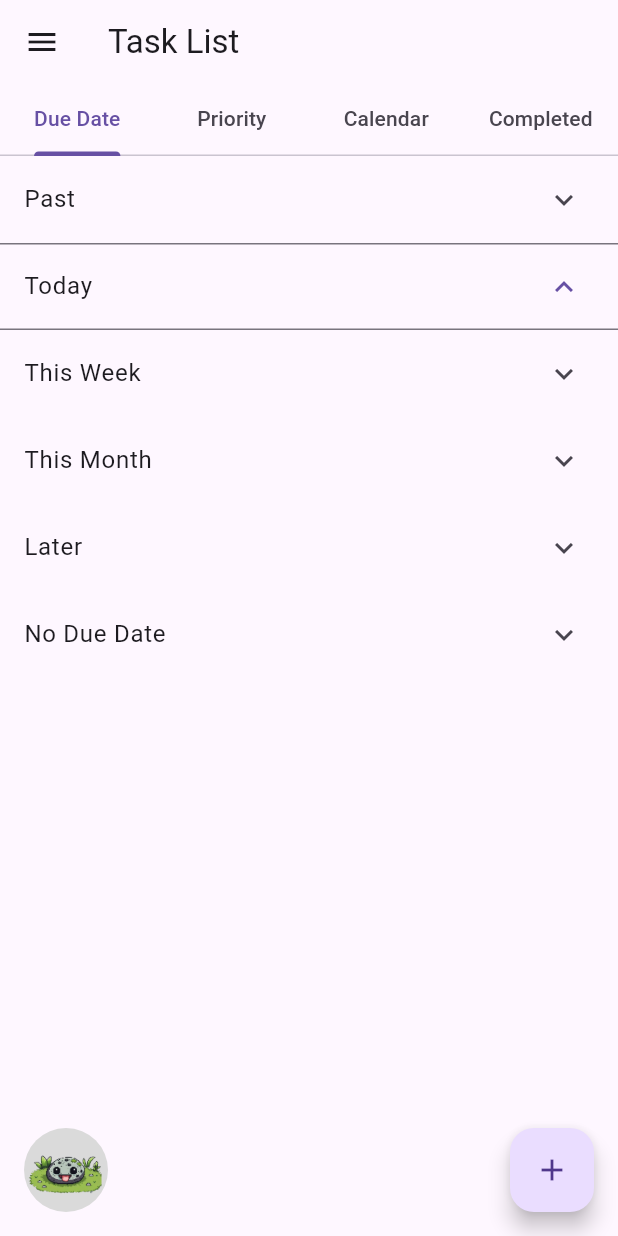
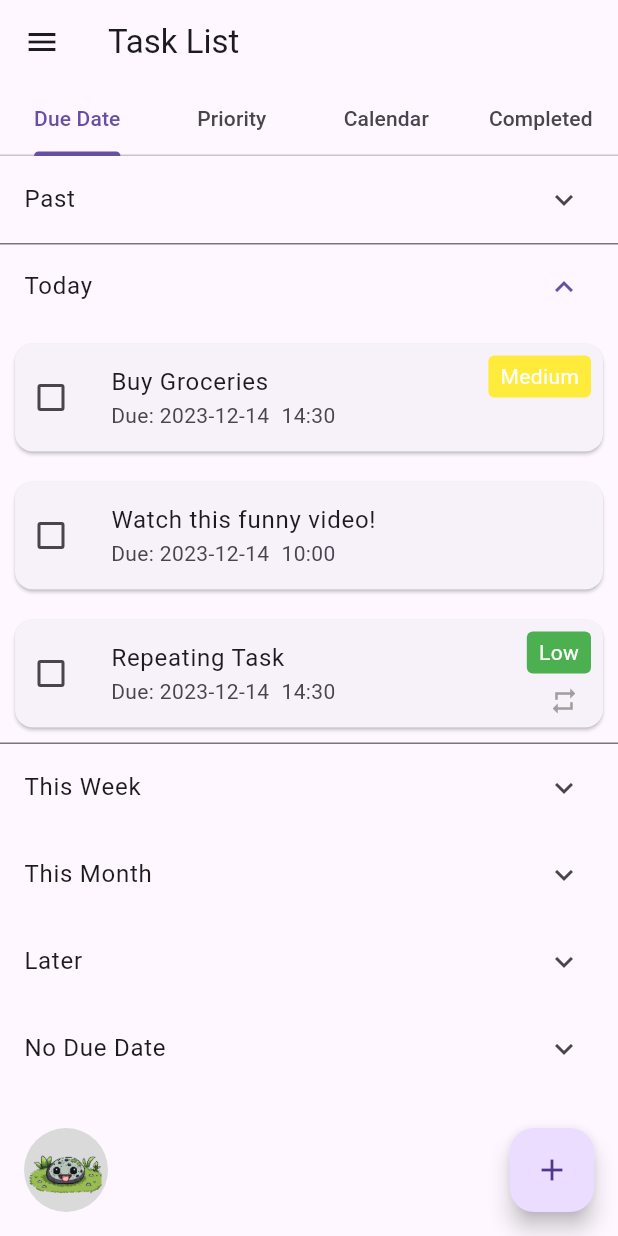
Before and after one commit to Team-1-Seoultech-Adv-SoftEng-2023/Glenn, a Flutter app: the screen it shows after launch, on a phone screen of 412 x 824 dp. Run offline on Flutter 3.47's test engine with Material 3 defaults, Android fonts, the phone set to English and light mode, and no system bars; our stand-ins replace file_picker, fl_chart, flare_flutter, open_file, permission_handler, table_calendar.

Commit message:
final demo

```diff
--- a/lib/main.dart
+++ b/lib/main.dart
@@ -25,52 +25,9 @@ import 'fields/self_care_field.dart';
 import 'task/self_care_tasks.dart';
 import 'self_care_popup.dart';
 import 'dart:math'; // Import the dart:math library for Random
+import 'task/progress_history.dart';
 
-//List<Map<String, dynamic>> progressHistory = [];
-List<Map<String, dynamic>> progressHistory = [
-  {
-    'date': DateTime(2023, 8, 15),
-    'scoreChange': -1,
-  },
-  {
-    'date': DateTime(2023, 9, 5),
-    'scoreChange': 1,
-  },
-  {
-    'date': DateTime(2023, 9, 15),
-    'scoreChange': 1,
-  },
-  {
-    'date': DateTime(2023, 10, 16),
-    'scoreChange': 1,
-  },
-  {
-    'date': DateTime(2023, 10, 5),
-    'scoreChange': -1,
-  },
-  {
-    'date': DateTime(2023, 10, 20),
-    'scoreChange': 1,
-  },
-  {
-    'date': DateTime(2023, 11, 5),
-    'scoreChange': 1,
-  },
-  {
-    'date': DateTime(2023, 11, 12),
-    'scoreChange': 1,
-  },
-  {
-    'date': DateTime(2023, 11, 17),
-    'scoreChange': 1,
-  },
-  {
-    'date': DateTime(2023, 12, 13),
-    'scoreChange': 1,
-  },
-];
-
-double overallScore = 10.0;
+double overallScore = 4.0;
 
 extension IterableExtensions<E> on Iterable<E> {
   E? get firstOrNull {
@@ -119,6 +76,7 @@ class MyAppState extends State<MyApp> with SingleTickerProviderStateMixin {
       GlobalKey<DueDateListViewState>();
 
   List<Task> incompleteTasks = [];
+  List<Task> subTasks = [];
 
   // Callback function to update overallScore
   void updateOverallScore(double newScore) {
@@ -140,8 +98,13 @@ class MyAppState extends State<MyApp> with SingleTickerProviderStateMixin {
 
       incompleteTasks = tasks.where((task) => !task.isComplete).toList();
 
+      subTasks = tasks.where((t) => t.parentId != '').toList();
+
       final bool isNewTaskSelfCare =
           newTask.fields.any((field) => field is SelfCareField);
+
+      final bool isRepeatedTask =
+          newTask.repeatingId != '' && newTask.repeatingId != newTask.id;
 
       final bool hasSelfCareTasksForToday = tasks.any((task) {
         if (task.hasDueDate && task.isSelfCare) {
@@ -154,13 +117,8 @@ class MyAppState extends State<MyApp> with SingleTickerProviderStateMixin {
         return false;
       });
 
-      if (!isNewTaskSelfCare && !hasSelfCareTasksForToday) {
-        print("recommending task");
+      if (!isNewTaskSelfCare && !hasSelfCareTasksForToday && !isRepeatedTask) {
         _showSelfCareRecommendationPopup(context);
-      } else {
-        print("no self care recommendation");
-        print(isNewTaskSelfCare);
-        print(hasSelfCareTasksForToday);
       }
 
       // Reload the page when a new task is created
@@ -215,12 +173,15 @@ class MyAppState extends State<MyApp> with SingleTickerProviderStateMixin {
     _tabController.addListener(_handleTabChange);
     // Filter the initial list of tasks to show only incomplete tasks
     incompleteTasks = widget.tasks.where((task) => !task.isComplete).toList();
+    subTasks = tasks.where((t) => t.parentId != '').toList();
   }
 
   void _updateTaskCompletionStatus(Task task, bool isComplete) {
     setState(() {
       task.isComplete = isComplete;
-      incompleteTasks.remove(task);
+      if (task.parentId == '') {
+        incompleteTasks.remove(task);
+      }
 
       if (kDebugMode) {
         print("Updated");
@@ -354,7 +315,7 @@ class MyAppState extends State<MyApp> with SingleTickerProviderStateMixin {
               children: [
                 DueDateListView(
                   key: dueDateListViewKey,
-                  tasks: incompleteTasks,
+                  tasks: [...incompleteTasks, ...subTasks],
                   updateTaskCompletionStatus: _updateTaskCompletionStatus,
                   onTaskUpdated: handleTaskUpdated,
                   onTaskCreated: handleTaskCreated,
--- a/lib/task/collapsible_task_list.dart
+++ b/lib/task/collapsible_task_list.dart
@@ -50,7 +50,6 @@ class CollapsibleTaskListState extends State<CollapsibleTaskList> {
       widget.tasks.removeWhere((task) => task == completedTask);
     });
   }
-
 @override
 Widget build(BuildContext context) {
   return ExpansionTile(
@@ -60,13 +59,19 @@ class CollapsibleTaskListState extends State<CollapsibleTaskList> {
     children: [
       Container(
         constraints: BoxConstraints(
-            maxHeight: 300,
+          maxHeight: 400,
         ),
         child: ListView.builder(
           shrinkWrap: true,
           itemCount: widget.tasks.length,
           itemBuilder: (context, index) {
             final task = widget.tasks[index];
+
+            // Skip tasks with a non-empty parentId
+            if (task.parentId != '') {
+              return Container();
+            }
+
             return TaskCard(
               task: task,
               allTasks: widget.tasks,
@@ -88,4 +93,5 @@ class CollapsibleTaskListState extends State<CollapsibleTaskList> {
     ],
   );
 }
+
 }
--- a/lib/task/default_tasks.dart
+++ b/lib/task/default_tasks.dart
@@ -7,12 +7,12 @@ import '../fields/priority_field.dart';
 final List<Task> tasks = [
   Task(
     id: '1',
-    name: 'Task with Due Date and Priority',
+    name: 'Buy Groceries',
     description: 'This task has both due date and priority',
     parentId: '',
     fields: [
       DueDateField(
-        dueDateTime: DateTime(2023, 12, 12, 14, 30),
+        dueDateTime: DateTime(2023, 12, 14, 14, 30),
       ),
       PriorityField(priority: 2), // Medium priority
     ],
@@ -22,17 +22,17 @@ final List<Task> tasks = [
   ),
   Task(
     id: '2',
-    name: 'Task with a future Due Date Only',
+    name: 'Watch this funny video!',
     description: 'https://www.youtube.com/',
     parentId: '',
     fields: [
-      DueDateField(dueDateTime: DateTime(2023, 12, 24, 10, 00)),
+      DueDateField(dueDateTime: DateTime(2023, 12, 14, 10, 00)),
     ],
     filePaths: [],
   ),
   Task(
     id: '3',
-    name: 'Task with Priority Only',
+    name: 'Pay Bills!',
     description: 'This task has only a priority',
     parentId: '',
     fields: [
@@ -42,14 +42,34 @@ final List<Task> tasks = [
   ),
   Task(
     id: '4',
-    name: 'Task with No Due Date or Priority',
+    name: 'Project Assignment!',
     description: 'This task has neither due date nor priority',
     parentId: '',
-    fields: [],
+    fields: [
+      DueDateField(dueDateTime: DateTime(2023, 12, 18, 10, 00)),
+    ],
+  ),
+  Task(
+    id: '400',
+    name: 'Complete Report!',
+    description: 'write in docs',
+    parentId: '4',
+    fields: [
+      DueDateField(dueDateTime: DateTime(2023, 12, 18, 10, 00)),
+    ],
+  ),
+  Task(
+    id: '401',
+    name: 'Write Code!',
+    description: 'This task has neither due date nor priority',
+    parentId: '4',
+    fields: [
+      DueDateField(dueDateTime: DateTime(2023, 12, 18, 10, 00)),
+    ],
   ),
   Task(
     id: '5',
-    name: 'Task with Past Due Date',
+    name: 'Take out the trash',
     description: 'This task has a past due date',
     parentId: '',
     fields: [
@@ -59,7 +79,7 @@ final List<Task> tasks = [
   ),
   Task(
     id: '6',
-    name: 'Subtask 1',
+    name: 'Buy Milk',
     description: 'This is a subtask',
     parentId: '1',
     fields: [],
@@ -67,37 +87,11 @@ final List<Task> tasks = [
   ),
   Task(
     id: '7',
-    name: 'Subtask 2',
+    name: 'Get Eggs',
     description: 'This is a second subtask',
     parentId: '1',
     fields: [],
     filePaths: List.empty(),
-  ),
-  Task(
-    id: '8',
-    name: 'Repeating Task',
-    description: 'This task repeats',
-    parentId: '',
-    fields: [
-      DueDateField(
-        dueDateTime: DateTime(2023, 12, 7, 14, 30),
-      ),PriorityField(priority: 1),
-    ],
-    repeatingId: '8',
-    filePaths: [],
-  ),
-  Task(
-    id: '9',
-    name: 'Repeating Task',
-    description: 'This task repeats',
-    parentId: '',
-    fields: [
-      DueDateField(
-        dueDateTime: DateTime(2023, 12, 8, 14, 30),
-      ), PriorityField(priority: 1),
-    ],
-    repeatingId: '8',
-    filePaths: [],
   ),
   Task(
     id: '10',
@@ -106,10 +100,10 @@ final List<Task> tasks = [
     parentId: '',
     fields: [
       DueDateField(
-        dueDateTime: DateTime(2023, 12, 9, 14, 30),
+        dueDateTime: DateTime(2023, 12, 13, 14, 30),
       ), PriorityField(priority: 1),
     ],
-    repeatingId: '8',
+    repeatingId: '10',
     filePaths: [],
   ),
   Task(
@@ -119,10 +113,10 @@ final List<Task> tasks = [
     parentId: '',
     fields: [
       DueDateField(
-        dueDateTime: DateTime(2023, 12, 10, 14, 30),
+        dueDateTime: DateTime(2023, 12, 14, 14, 30),
       ), PriorityField(priority: 1),
     ],
-    repeatingId: '8',
+    repeatingId: '10',
     filePaths: [],
   ),
   Task(
@@ -132,22 +126,10 @@ final List<Task> tasks = [
     parentId: '',
     fields: [
       DueDateField(
-        dueDateTime: DateTime(2023, 12, 11, 14, 30),
+        dueDateTime: DateTime(2023, 12, 15, 14, 30),
       ), PriorityField(priority: 1),
     ],
-    repeatingId: '8',
-    filePaths: [],
-  ),
-  Task(
-    id: '11',
-    name: '12 Task',
-    description: 'This task exists',
-    parentId: '',
-    fields: [
-      DueDateField(
-        dueDateTime: DateTime(2023, 12, 13, 14, 30),
-      ),
-    ],
+    repeatingId: '10',
     filePaths: [],
   ),
 ];
--- /dev/null
+++ b/lib/task/progress_history.dart
@@ -0,0 +1,68 @@
+
+//List<Map<String, dynamic>> progressHistory = [];
+List<Map<String, dynamic>> progressHistory = [
+  {
+    'date': DateTime(2023, 8, 15),
+    'scoreChange': -1,
+  },
+  {
+    'date': DateTime(2023, 9, 5),
+    'scoreChange': 1,
+  },
+  {
+    'date': DateTime(2023, 9, 15),
+    'scoreChange': 1,
+  },
+  {
+    'date': DateTime(2023, 10, 16),
+    'scoreChange': 1,
+  },
+  {
+    'date': DateTime(2023, 10, 5),
+    'scoreChange': -1,
+  },
+  {
+    'date': DateTime(2023, 10, 20),
+    'scoreChange': 1,
+  },
+  {
+    'date': DateTime(2023, 11, 5),
+    'scoreChange': 1,
+  },
+  {
+    'date': DateTime(2023, 11, 12),
+    'scoreChange': 1,
+  },
+  {
+    'date': DateTime(2023, 11, 17),
+    'scoreChange': 1,
+  },
+  {
+    'date': DateTime(2023, 12, 11),
+    'scoreChange': 1,
+  },
+  {
+    'date': DateTime(2023, 12, 11),
+    'scoreChange': 1,
+  },
+  {
+    'date': DateTime(2023, 12, 12),
+    'scoreChange': -1,
+  },
+  {
+    'date': DateTime(2023, 12, 12),
+    'scoreChange': -1,
+  },
+  {
+    'date': DateTime(2023, 12, 13),
+    'scoreChange': 1,
+  },
+  {
+    'date': DateTime(2023, 12, 13),
+    'scoreChange': 1,
+  },
+  {
+    'date': DateTime(2023, 12, 13),
+    'scoreChange': 1,
+  },
+];
--- a/lib/task/task_card.dart
+++ b/lib/task/task_card.dart
@@ -6,6 +6,7 @@ import '../task_detail_page.dart';
 
 import '../fields/due_date_field.dart';
 import '../popup.dart';
+import 'progress_history.dart';
 
 class TaskCard extends StatefulWidget {
   final Task task;
@@ -298,8 +299,10 @@ class TaskCardState extends State<TaskCard> {
                   ],
                 ),
                 // Display child tasks under the main task
+                // Display child tasks under the main task
 if (getChildTasks().isNotEmpty && !isParentTaskComplete)
   Column(
+    crossAxisAlignment: CrossAxisAlignment.start,
     children: <Widget>[
       const Text('Sub Tasks:'),
       ListView.builder(
@@ -316,11 +319,13 @@ class TaskCardState extends State<TaskCard> {
             onTaskDeleted: widget.onTaskDeleted,
             onTaskCreated: widget.onTaskCreated,
             onUpdateDueDateTime: widget.onUpdateDueDateTime,
+            updateTaskCompletionStatus: widget.updateTaskCompletionStatus,
           );
         },
       ),
     ],
   ),
+
               ],
             ),
 
--- a/lib/task_detail_page.dart
+++ b/lib/task_detail_page.dart
@@ -8,6 +8,7 @@ import 'task/task.dart';
 import 'fields/due_date_field.dart';
 import 'fields/priority_field.dart';
 import 'fields/self_care_field.dart';
+
 class TaskDetailPage extends StatefulWidget {
   final Task task;
   final List<Task> subtasks;
@@ -30,7 +31,6 @@ class TaskDetailPage extends StatefulWidget {
 
   @override
   TaskDetailPageState createState() => TaskDetailPageState();
-
 }
 
 class TaskDetailPageState extends State<TaskDetailPage> {
@@ -109,6 +109,8 @@ class TaskDetailPageState extends State<TaskDetailPage> {
   Widget _buildSubtasksSection() {
     // Show subtasks only if there are subtasks and the task is not complete
     if (widget.subtasks.isNotEmpty && !widget.task.isComplete) {
+      print(widget.subtasks);
+      print("\n\n\n\n");
       return Column(
         children: <Widget>[
           const Text('Subtasks:'),
@@ -126,6 +128,9 @@ class TaskDetailPageState extends State<TaskDetailPage> {
         ],
       );
     } else {
+      print("\n\n\nNON\n\n\n\n");
+      print(widget.task.isComplete);
+      print(widget.subtasks.isNotEmpty);
       return Container(); // Empty container when no subtasks or task is complete
     }
   }
```
Lines whose indentation alone changed are shown as unchanged.
